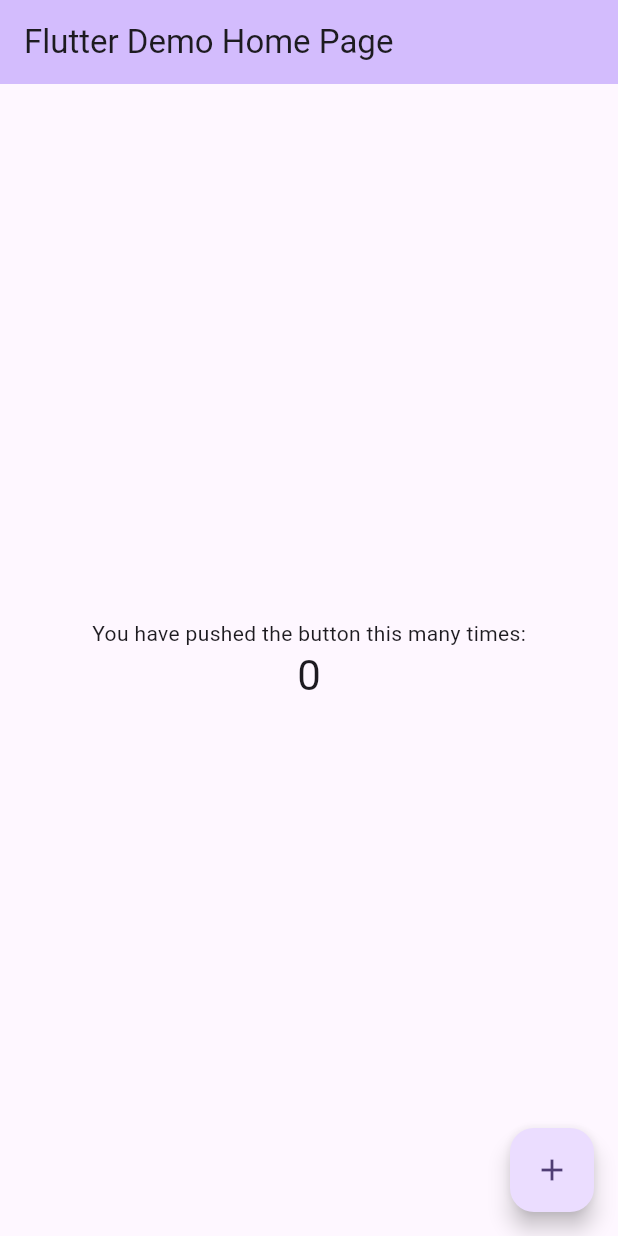
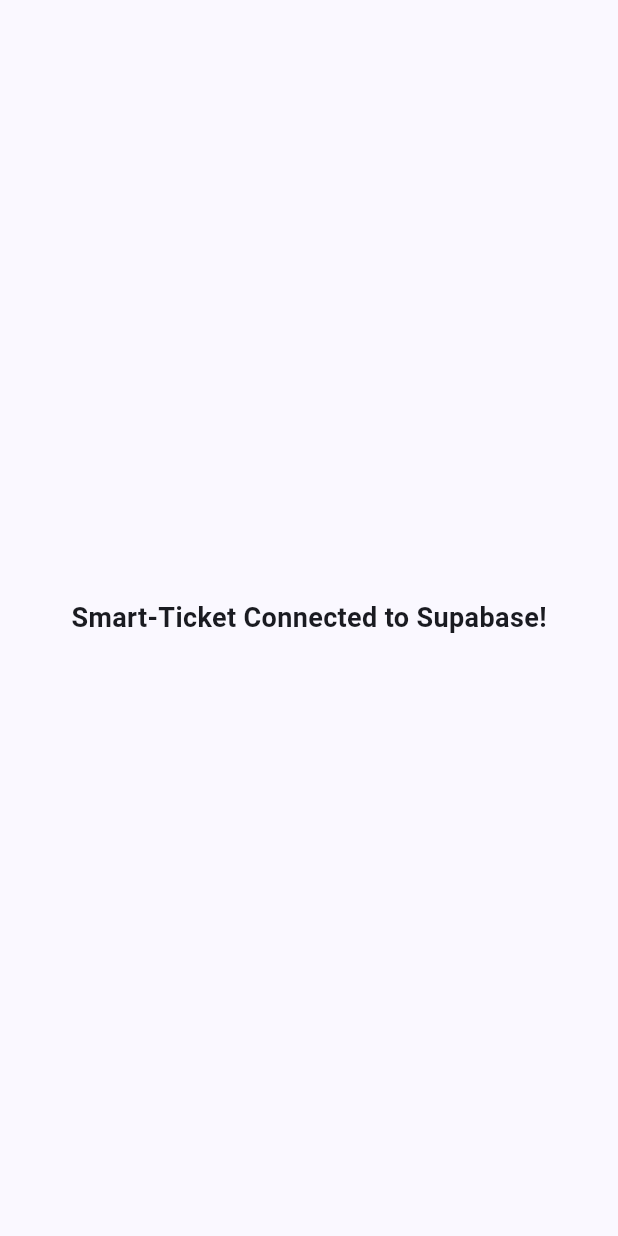
Before and after one commit to alfaiziabsaeni-art/smart-ticket, a Flutter app: the screen it shows after launch, on a phone screen of 412 x 824 dp. Run offline on Flutter 3.47's test engine with Material 3 defaults, Android fonts, the phone set to English and light mode, and no system bars; our stand-ins replace supabase_flutter; accounts and stored records are empty.

Commit message:
feat: initialize supabase connection in main.dart

```diff
--- a/lib/main.dart
+++ b/lib/main.dart
@@ -1,121 +1,39 @@
-import 'package:material_ui/material_ui.dart';
+import 'package:flutter/material.dart';
+import 'package:supabase_flutter/supabase_flutter.dart';
+import 'services/env_config.dart';
 
-void main() {
-  runApp(const MyApp());
+Future<void> main() async {
+  WidgetsFlutterBinding.ensureInitialized();
+
+  await Supabase.initialize(
+    url: EnvConfig.supabaseUrl,
+    anonKey: EnvConfig.supabaseAnonKey,
+  );
+
+  runApp(const SmartTicketApp());
 }
 
-class MyApp extends StatelessWidget {
-  const MyApp({super.key});
+class SmartTicketApp extends StatelessWidget {
+  const SmartTicketApp({super.key});
 
-  // This widget is the root of your application.
   @override
   Widget build(BuildContext context) {
     return MaterialApp(
-      title: 'Flutter Demo',
+      title: 'Smart-Ticket',
+      debugShowCheckedModeBanner: false,
       theme: ThemeData(
-        // This is the theme of your application.
-        //
-        // TRY THIS: Try running your application with "flutter run". You'll see
-        // the application has a purple toolbar. Then, without quitting the app,
-        // try changing the seedColor in the colorScheme below to Colors.green
-        // and then invoke "hot reload" (save your changes or press the "hot
-        // reload" button in a Flutter-supported IDE, or press "r" if you used
-        // the command line to start the app).
-        //
-        // Notice that the counter didn't reset back to zero; the application
-        // state is not lost during the reload. To reset the state, use hot
-        // restart instead.
-        //
-        // This works for code too, not just values: Most code changes can be
-        // tested with just a hot reload.
-        colorScheme: .fromSeed(seedColor: Colors.deepPurple),
+        colorScheme: ColorScheme.fromSeed(
+          seedColor: const Color(0xFF1D4ED8),
+        ),
+        useMaterial3: true,
       ),
-      home: const MyHomePage(title: 'Flutter Demo Home Page'),
-    );
-  }
-}
-
-class MyHomePage extends StatefulWidget {
-  const MyHomePage({super.key, required this.title});
-
-  // This widget is the home page of your application. It is stateful, meaning
-  // that it has a State object (defined below) that contains fields that affect
-  // how it looks.
-
-  // This class is the configuration for the state. It holds the values (in this
-  // case the title) provided by the parent (in this case the App widget) and
-  // used by the build method of the State. Fields in a Widget subclass are
-  // always marked "final".
-
-  final String title;
-
-  @override
-  State<MyHomePage> createState() => _MyHomePageState();
-}
-
-class _MyHomePageState extends State<MyHomePage> {
-  int _counter = 0;
-
-  void _incrementCounter() {
-    setState(() {
-      // This call to setState tells the Flutter framework that something has
-      // changed in this State, which causes it to rerun the build method below
-      // so that the display can reflect the updated values. If we changed
-      // _counter without calling setState(), then the build method would not be
-      // called again, and so nothing would appear to happen.
-      _counter++;
-    });
-  }
-
-  @override
-  Widget build(BuildContext context) {
-    // This method is rerun every time setState is called, for instance as done
-    // by the _incrementCounter method above.
-    //
-    // The Flutter framework has been optimized to make rerunning build methods
-    // fast, so that you can just rebuild anything that needs updating rather
-    // than having to individually change instances of widgets.
-    return Scaffold(
-      appBar: AppBar(
-        // TRY THIS: Try changing the color here to a specific color (to
-        // Colors.amber, perhaps?) and trigger a hot reload to see the AppBar
-        // change color while the other colors stay the same.
-        backgroundColor: Theme.of(context).colorScheme.inversePrimary,
-        // Here we take the value from the MyHomePage object that was created by
-        // the App.build method, and use it to set our appbar title.
-        title: Text(widget.title),
-      ),
-      body: Center(
-        // Center is a layout widget. It takes a single child and positions it
-        // in the middle of the parent.
-        child: Column(
-          // Column is also a layout widget. It takes a list of children and
-          // arranges them vertically. By default, it sizes itself to fit its
-          // children horizontally, and tries to be as tall as its parent.
-          //
-          // Column has various properties to control how it sizes itself and
-          // how it positions its children. Here we use mainAxisAlignment to
-          // center the children vertically; the main axis here is the vertical
-          // axis because Columns are vertical (the cross axis would be
-          // horizontal).
-          //
-          // TRY THIS: Invoke "debug painting" (choose the "Toggle Debug Paint"
-          // action in the IDE, or press "p" in the console), to see the
-          // wireframe for each widget.
-          mainAxisAlignment: .center,
-          children: [
-            const Text('You have pushed the button this many times:'),
-            Text(
-              '$_counter',
-              style: Theme.of(context).textTheme.headlineMedium,
-            ),
-          ],
+      home: const Scaffold(
+        body: Center(
+          child: Text(
+            'Smart-Ticket Connected to Supabase!',
+            style: TextStyle(fontSize: 18, fontWeight: FontWeight.bold),
+          ),
         ),
-      ),
-      floatingActionButton: FloatingActionButton(
-        onPressed: _incrementCounter,
-        tooltip: 'Increment',
-        child: const Icon(Icons.add),
       ),
     );
   }
```
